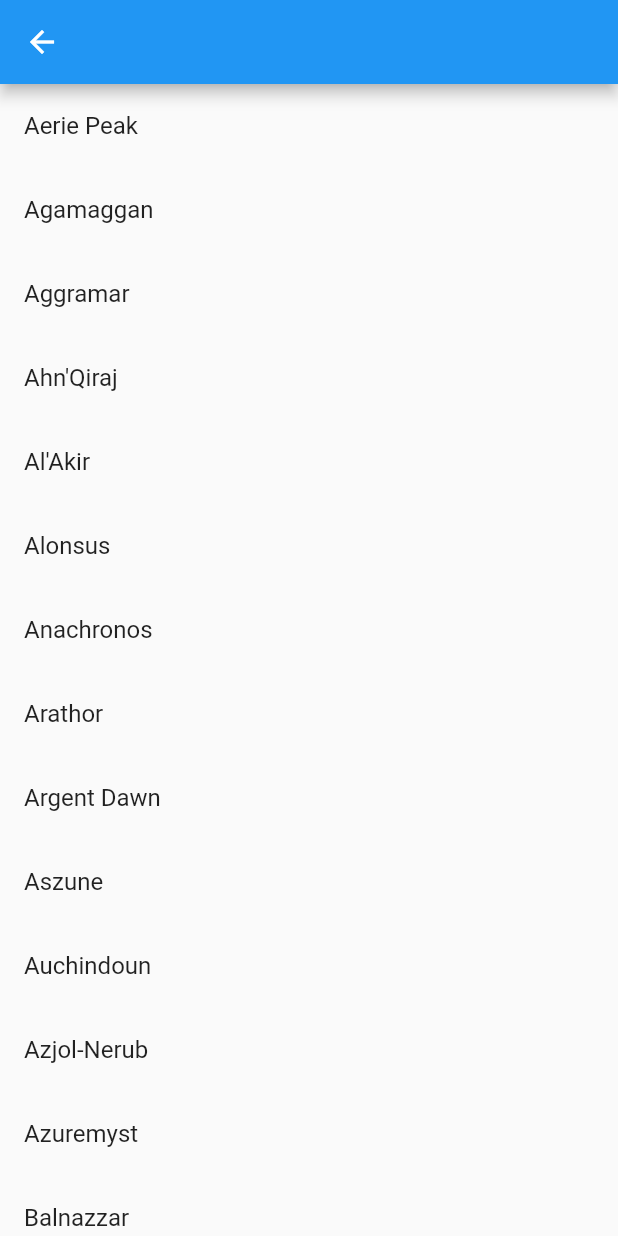
After one commit to leono93/flutter-practice, a Flutter app: the ListViewRealms screen opened directly, on a phone screen of 412 x 824 dp. The commit adds this screen. Run offline on Flutter 3.47's test engine with Material 2 defaults, Android fonts, the light colour scheme and no system bars; our stand-ins replace bordered_text.

Commit message:
Full realmlist + mapping

```diff
--- a/lib/home.dart
+++ b/lib/home.dart
@@ -166,7 +166,7 @@
                   ])),
         ]),
         bottomNavigationBar: BottomAppBar(
-            color: Colors.white,
+            color: Colors.black,
             child: Row(
               mainAxisAlignment: MainAxisAlignment.spaceEvenly,
               children: <Widget>[
@@ -175,12 +175,11 @@
                 ),
                 RaisedButton(
                   onPressed: () {},
+                  child: Text("I am"),
                 ),
                 RaisedButton(
                   onPressed: () {},
-                ),
-                RaisedButton(
-                  onPressed: () {},
+                  child: Text("a button"),
                 ),
               ],
             )));
--- a/lib/main.dart
+++ b/lib/main.dart
@@ -1,11 +1,12 @@
 import 'package:flutter/material.dart';
 import './home.dart';
+import './realms.dart';
 
 void main() => runApp(MyApp());
 
 class MyApp extends StatelessWidget {
   @override
   Widget build(BuildContext context) {
-    return MaterialApp(home: Home());
+    return MaterialApp(home: RealmButton());
   }
 }
--- /dev/null
+++ b/lib/realms.dart
@@ -0,0 +1,151 @@
+import 'dart:core';
+import 'package:flutter/material.dart';
+
+class RealmButton extends StatelessWidget {
+  @override
+  Widget build(BuildContext context) {
+    return Scaffold(
+      appBar: AppBar(),
+      body: RaisedButton(
+        onPressed: () {
+          Navigator.push(
+          context,
+          MaterialPageRoute(
+          builder: (context) => ListViewRealms()),
+          );
+        }
+    ));
+  }
+}
+
+class ListViewRealms extends StatelessWidget {
+  List<String> realms = [
+    "Aerie Peak",
+    "Agamaggan",
+    "Aggramar",
+    "Ahn'Qiraj",
+    "Al'Akir",
+    "Alonsus",
+    "Anachronos",
+    "Arathor",
+    "Argent Dawn",
+    "Aszune",
+    "Auchindoun",
+    "Azjol-Nerub",
+    "Azuremyst",
+    "Balnazzar",
+    "Blade's Edge",
+    "Bladefist",
+    "Bloodfeather",
+    "Bloodhoof",
+    "Bloodscalp",
+    "Boulderfist",
+    "Bronze Dragonflight",
+    "Bronzebeard",
+    "Burning Blade",
+    "Burning Legion",
+    "Burning Steppes",
+    "Chamber of Aspects",
+    "Chromaggus",
+    "Crushridge",
+    "Daggerspine",
+    "Darkmoon Faire",
+    "Darksorrow",
+    "Darkspear",
+    "Deathwing",
+    "Defias Brotherhood",
+    "Dentarg",
+    "Doomhammer",
+    "Draenor",
+    "Dragonblight",
+    "Dragonmaw",
+    "Drak'thul",
+    "Dunemaul",
+    "Earthen Ring",
+    "Emerald Dream",
+    "Emeriss",
+    "Eonar",
+    "Executus",
+    "Frostmane",
+    "Frostwhisper",
+    "Genjuros",
+    "Ghostlands",
+    "Grim Batol",
+    "Hakkar",
+    "Haomarush",
+    "Hellfire",
+    "Hellscream",
+    "Jaedenar",
+    "Karazhan",
+    "Kazzak",
+    "Khadgar",
+    "Kilrogg",
+    "Kor'gall",
+    "Kul Tiras",
+    "Laughing Skull",
+    "Lightbringer",
+    "Lightning's Blade",
+    "Magtheridon",
+    "Mazrigos",
+    "Moonglade",
+    "Nagrand",
+    "Neptulon",
+    "Nordrassil",
+    "Outland",
+    "Quel'Thalas",
+    "Ragnaros",
+    "Ravencrest",
+    "Ravenholdt",
+    "Runetotem",
+    "Saurfang",
+    "Scarshield Legion",
+    "Shadowsong",
+    "Shattered Halls",
+    "Shattered Hand",
+    "Silvermoon",
+    "Skullcrusher",
+    "Spinebreaker",
+    "Sporeggar",
+    "Steamwheedle Cartel",
+    "Stormrage",
+    "Stormreaver",
+    "Stormscale",
+    "Sunstrider",
+    "Sylvanas",
+    "Talnivarr",
+    "Tarren Mill",
+    "Terenas",
+    "Terokkar",
+    "The Maelstrom",
+    "The Sha'tar",
+    "The Venture Co",
+    "Thunderhorn",
+    "Trollbane",
+    "Turalyon",
+    "Twilight's Hammer",
+    "Twisting Nether",
+    "Vashj",
+    "Vek'nilash",
+    "Wildhammer",
+    "Xavius",
+    "Zenedar"
+  ];
+      ListView _buildListViewRealms(){
+        return ListView.builder(
+        itemCount: realms.length,
+        itemBuilder: (BuildContext ctxt, int index) {
+          return ListTile(
+            title: Text(realms[index])
+          );
+        }
+      );
+    }
+
+  @override
+  Widget build(BuildContext context) {
+    return Scaffold(
+        appBar: AppBar(),
+        body: _buildListViewRealms(),
+        );
+  }
+}
--- a/pubspec.yaml
+++ b/pubspec.yaml
@@ -118,6 +118,7 @@
   - assets/unholy.png
   - assets/frost.png
   - assets/blood.png
+  - assets/innIcon.jpg
 
 
 
```
Also changed, not shown: assets/innIcon.jpg (added), 1 other file.
